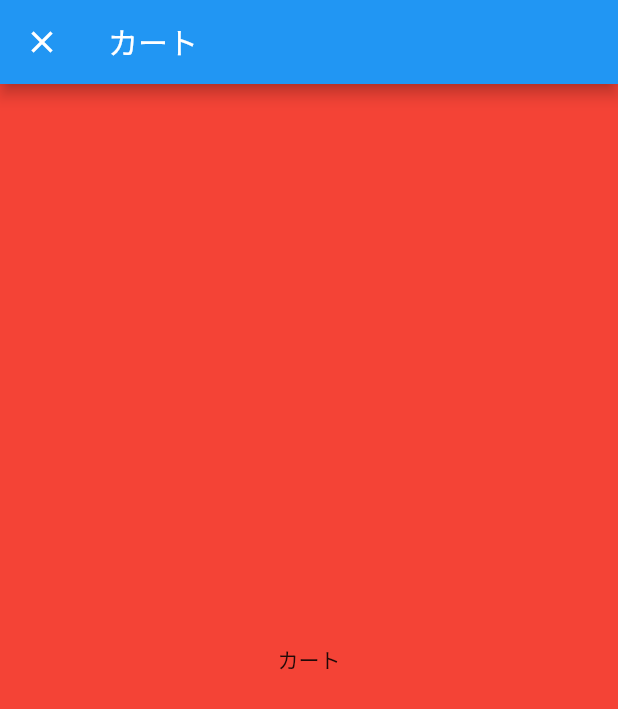
After one commit to susatthi/flutter-sample-shell-route, a Flutter app: the screen it shows after launch, after a tap on the "shopping cart" icon, on a phone screen of 412 x 824 dp. The commit adds this screen. Shown: the top 709 px of the screen. Run offline on Flutter 3.47's test engine with Material 2 defaults, Android fonts, the phone set to English and light mode, and no system bars; our stand-ins replace flutter_riverpod, go_router.

Commit message:
🚀 feat: ショッピングカートを追加

```diff
--- /dev/null
+++ b/lib/feature/cart/page/cart_page.dart
@@ -0,0 +1,21 @@
+import 'package:flutter/material.dart';
+import 'package:flutter_riverpod/flutter_riverpod.dart';
+
+class CartPage extends ConsumerWidget {
+  const CartPage({super.key});
+
+  @override
+  Widget build(BuildContext context, WidgetRef ref) {
+    return Scaffold(
+      appBar: AppBar(
+        title: const Text('カート'),
+      ),
+      body: const ColoredBox(
+        color: Colors.red,
+        child: Center(
+          child: Text('カート'),
+        ),
+      ),
+    );
+  }
+}
--- a/lib/feature/dashboard/page/dashboard_page.dart
+++ b/lib/feature/dashboard/page/dashboard_page.dart
@@ -1,5 +1,6 @@
 import 'package:flutter/material.dart';
 import 'package:flutter_riverpod/flutter_riverpod.dart';
+import 'package:go_router/go_router.dart';
 
 class DashboardPage extends ConsumerWidget {
   const DashboardPage({super.key});
@@ -9,6 +10,12 @@ class DashboardPage extends ConsumerWidget {
     return Scaffold(
       appBar: AppBar(
         title: const Text('ダッシュボード'),
+        actions: [
+          IconButton(
+            onPressed: () => context.go('/cart'),
+            icon: const Icon(Icons.shopping_cart),
+          )
+        ],
       ),
       body: const ColoredBox(
         color: Colors.amber,
--- a/lib/router.dart
+++ b/lib/router.dart
@@ -1,17 +1,24 @@
+import 'package:flutter/cupertino.dart';
 import 'package:flutter_riverpod/flutter_riverpod.dart';
 import 'package:go_router/go_router.dart';
 
 import 'component/navigation.dart';
+import 'feature/cart/page/cart_page.dart';
 import 'feature/dashboard/page/dashboard_page.dart';
 import 'feature/error/page/error_page.dart';
 import 'feature/settings/page/settings_details_page.dart';
 import 'feature/settings/page/settings_page.dart';
 
+final _rootNavigatorKey = GlobalKey<NavigatorState>(debugLabel: 'root');
+final _shellNavigatorKey = GlobalKey<NavigatorState>(debugLabel: 'shell');
+
 final routerProvider = Provider((ref) {
   return GoRouter(
+    navigatorKey: _rootNavigatorKey,
     initialLocation: NavigationItem.initial.path,
     routes: [
       ShellRoute(
+        navigatorKey: _shellNavigatorKey,
         builder: (context, state, child) =>
             ScaffoldWithNavigationBar(child: child),
         routes: [
@@ -19,6 +26,16 @@ final routerProvider = Provider((ref) {
             path: NavigationItem.dashboard.path,
             pageBuilder: (context, state) =>
                 const NoTransitionPage(child: DashboardPage()),
+            routes: [
+              GoRoute(
+                parentNavigatorKey: _rootNavigatorKey,
+                path: 'cart',
+                pageBuilder: (context, state) => const CupertinoPage(
+                  child: CartPage(),
+                  fullscreenDialog: true,
+                ),
+              )
+            ],
           ),
           GoRoute(
             path: NavigationItem.settings.path,
```
